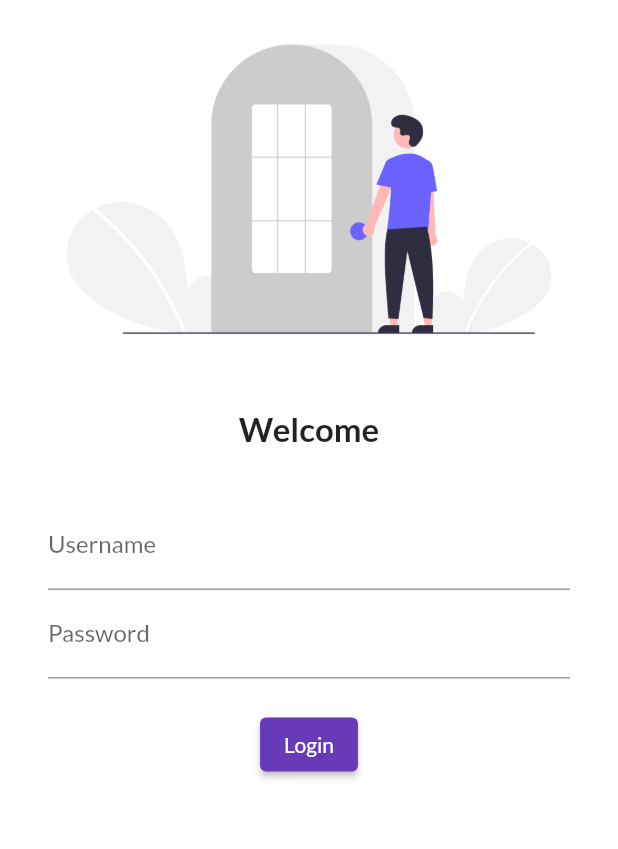
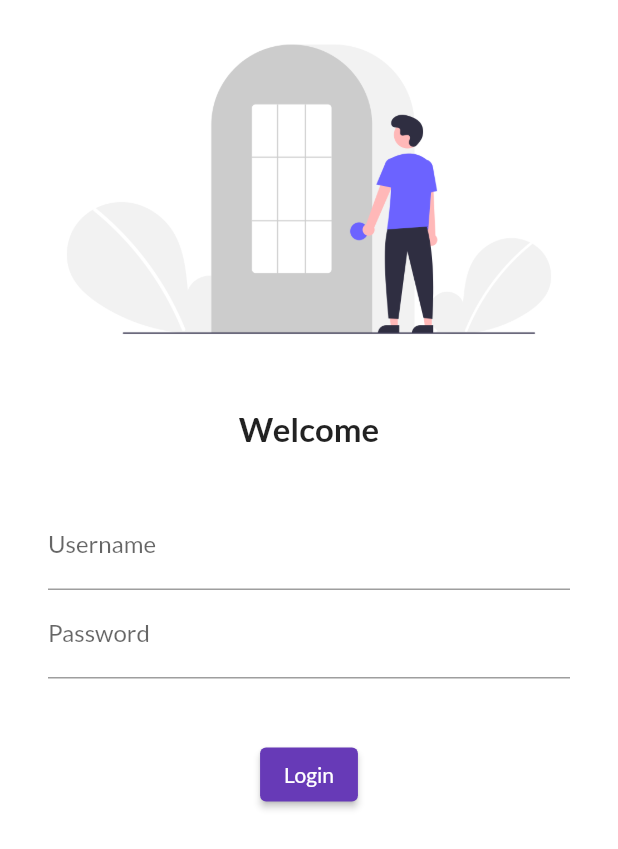
Before and after one commit to devNilu/FlutterP, a Flutter app: the screen it shows after launch, on a phone screen of 412 x 824 dp. Shown: the top 849 px of the screen. Run offline on Flutter 3.47's test engine with Material 2 defaults, Android fonts, the phone set to English and light mode, and no system bars; our stand-ins replace google_fonts.

Commit message:
Day5 completed

```diff
--- a/lib/main.dart
+++ b/lib/main.dart
@@ -1,5 +1,6 @@
 import 'package:flutter/material.dart';
 import 'package:flutter_catalog/pages/login_page.dart';
+import 'package:flutter_catalog/utils/routes.dart';
 import 'package:google_fonts/google_fonts.dart';
 import 'pages/home_page.dart';
 
@@ -17,13 +18,15 @@ class Myapp extends StatelessWidget {
       theme: ThemeData(primarySwatch: Colors.deepPurple,
       fontFamily: GoogleFonts.lato().fontFamily,
       ),
+      debugShowCheckedModeBanner: false,
       darkTheme: ThemeData(
         brightness: Brightness.dark,
       ),
-      initialRoute: "/login",
+      initialRoute: "/",
       routes: {
-        "/":(context)=>HomePage(),
-        "/login":(context)=>LoginPage()
+        "/":(context)=>LoginPage(),
+        MyRoutes.homeRoute:(context)=>HomePage(),
+        MyRoutes.loginRoute:(context)=>LoginPage()
       },
     );
   }
--- a/lib/pages/login_page.dart
+++ b/lib/pages/login_page.dart
@@ -1,4 +1,5 @@
 import 'package:flutter/material.dart';
+import 'package:flutter_catalog/utils/routes.dart';
 
 class LoginPage extends StatelessWidget {
   const LoginPage({Key? key}) : super(key: key);
@@ -7,7 +8,8 @@ class LoginPage extends StatelessWidget {
   Widget build(BuildContext context) {
     return Material(
       color: Colors.white,
-      child:Column(
+      child:SingleChildScrollView(
+        child: Column(
           children: [
             Image.asset("assets/images/login_image.png",
               fit: BoxFit.cover,
@@ -42,18 +44,19 @@ class LoginPage extends StatelessWidget {
                   ),
                 ),
                   SizedBox(
-                  height: 20.0,
+                    height: 40.0,
                   ),
                   ElevatedButton(child: Text("Login"),
-                style: TextButton.styleFrom(),
+                  style: TextButton.styleFrom(maximumSize: Size(150, 40)),
                   onPressed: () {
-                  print("Hi Nilesh");
+                   Navigator.pushNamed(context, MyRoutes.homeRoute);
     },
                   ),
               ],
               ),
             ),
           ],
+        ),
       )
     );
   }
--- /dev/null
+++ b/lib/utils/routes.dart
@@ -0,0 +1,4 @@
+class MyRoutes{
+  static String loginRoute="/login";
+  static String homeRoute="/home";
+}
```
Lines whose indentation alone changed are shown as unchanged.
